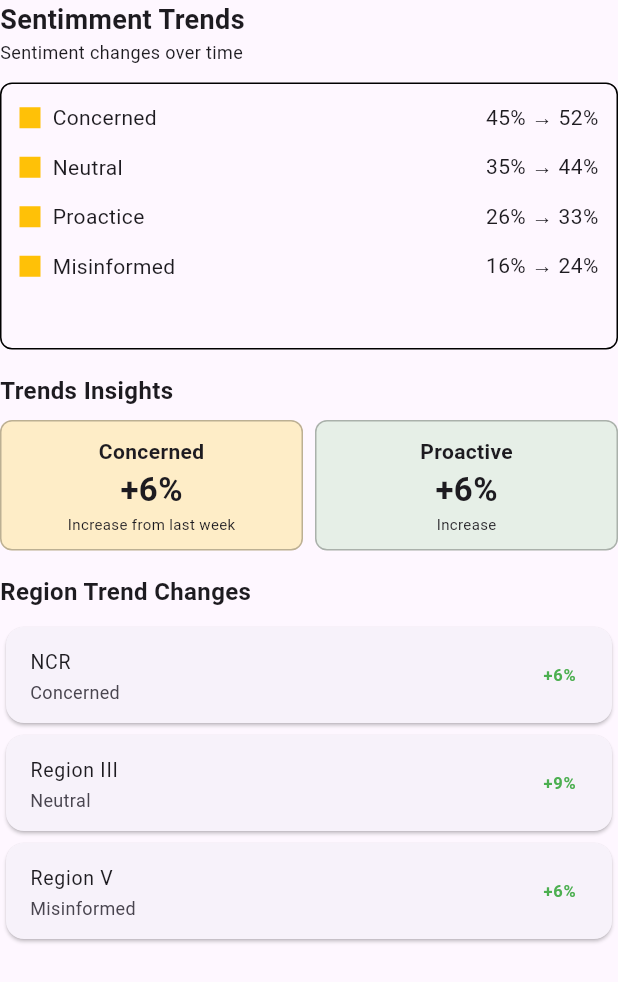
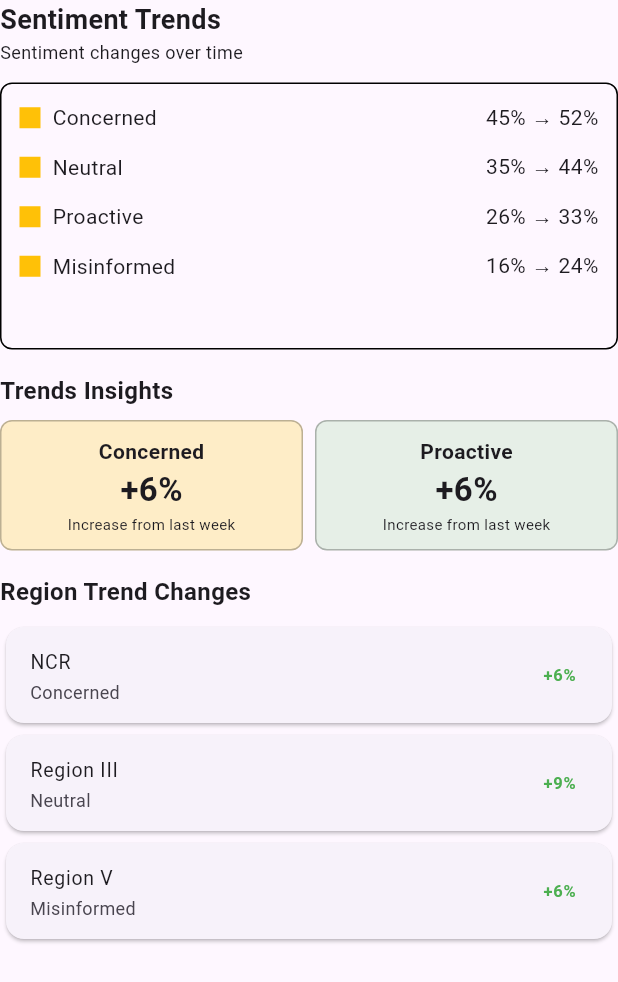
Before and after one commit to 008yam/HealthPH_Plus, a Flutter app: the TrendsTab widget shown alone on an empty page, opened directly, on a phone screen of 412 x 824 dp. Shown: the top 982 px of the screen. Run offline on Flutter 3.47's test engine with Material 3 defaults, Android fonts, the light colour scheme and no system bars.

Commit message:
Adjustment of Labels and Text of Sentiment Pulse page

```diff
--- a/lib/pages/sentiment_pulse_page.dart
+++ b/lib/pages/sentiment_pulse_page.dart
@@ -78,7 +78,7 @@ class SentimentPulsePage extends StatelessWidget {
                         unselectedLabelColor: Colors.grey,
                         indicatorColor: Colors.indigo,
                         tabs: [
-                          Tab(text: "OVerview"),
+                          Tab(text: "Overview"),
                           Tab(text: "Trends"),
                           Tab(text: "Regional"),
                         ],
@@ -171,7 +171,7 @@ class TrendsTab extends StatelessWidget {
     return ListView(
       children: const [
         Text(
-          "Sentimment Trends",
+          "Sentiment Trends",
           style: TextStyle(fontSize: 18, fontWeight: FontWeight.bold),
         ),
 
@@ -202,7 +202,7 @@ class TrendsTab extends StatelessWidget {
             InsightCard(
               title: "Proactive",
               value: "+6%",
-              description: "Increase",
+              description: "Increase from last week",
               color: Color(0xFFC8E6C9),
             ),
           ],
@@ -397,7 +397,7 @@ class TrendLineCard extends StatelessWidget {
         children: [
           _trendRow("Concerned", "45% → 52%", Colors.amber),
           _trendRow("Neutral", "35% → 44%", Colors.amber),
-          _trendRow("Proactice", "26% → 33%", Colors.amber),
+          _trendRow("Proactive", "26% → 33%", Colors.amber),
           _trendRow("Misinformed", "16% → 24%", Colors.amber),
         ],
       ),
```
Also changed, not shown: lib/main_page.dart (+1 -12 lines), pubspec.lock.
